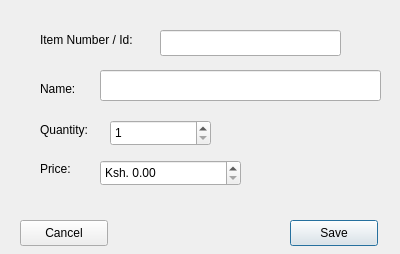
Qt form src/add_new.ui (krivahtoo/stockmanager) before a commit.
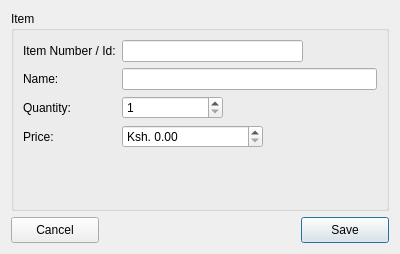
The same form after that commit.

```diff
--- a/src/add_new.ui
+++ b/src/add_new.ui
@@ -21,8 +21,8 @@
   </property>
   <property name="maximumSize">
    <size>
-    <width>400</width>
-    <height>254</height>
+    <width>41055</width>
+    <height>25455</height>
    </size>
   </property>
   <property name="windowTitle">
@@ -31,128 +31,74 @@
   <property name="modal">
    <bool>true</bool>
   </property>
-  <widget class="QLineEdit" name="txtId">
-   <property name="geometry">
-    <rect>
-     <x>160</x>
-     <y>30</y>
-     <width>181</width>
-     <height>26</height>
-    </rect>
-   </property>
-  </widget>
+  <layout class="QVBoxLayout" name="verticalLayout">
+   <item>
+    <widget class="QGroupBox" name="groupBox">
+     <property name="title">
+      <string>Item</string>
+     </property>
+     <layout class="QFormLayout" name="formLayout">
+      <item row="0" column="0">
   <widget class="QLabel" name="lblId">
-   <property name="geometry">
-    <rect>
-     <x>40</x>
-     <y>30</y>
-     <width>121</width>
-     <height>20</height>
-    </rect>
-   </property>
    <property name="text">
     <string>Item Number / Id:</string>
    </property>
   </widget>
+      </item>
+      <item row="0" column="1">
+       <widget class="QLineEdit" name="txtId">
+        <property name="maximumSize">
+         <size>
+          <width>181</width>
+          <height>16777215</height>
+         </size>
+        </property>
+       </widget>
+      </item>
+      <item row="1" column="1">
+       <widget class="QLineEdit" name="txtName"/>
+      </item>
+      <item row="1" column="0">
   <widget class="QLabel" name="lblName">
-   <property name="geometry">
-    <rect>
-     <x>40</x>
-     <y>80</y>
-     <width>58</width>
-     <height>18</height>
-    </rect>
-   </property>
    <property name="text">
     <string>Name:</string>
    </property>
   </widget>
-  <widget class="QLineEdit" name="txtName">
-   <property name="geometry">
-    <rect>
-     <x>100</x>
-     <y>70</y>
-     <width>281</width>
-     <height>31</height>
-    </rect>
-   </property>
-  </widget>
+      </item>
+      <item row="2" column="0">
+       <widget class="QLabel" name="lblQuantity">
+        <property name="text">
+         <string>Quantity:</string>
+        </property>
+       </widget>
+      </item>
+      <item row="2" column="1">
   <widget class="QSpinBox" name="spbQuantity">
-   <property name="geometry">
-    <rect>
-     <x>110</x>
-     <y>120</y>
+        <property name="maximumSize">
+         <size>
      <width>101</width>
-     <height>26</height>
-    </rect>
+          <height>16777215</height>
+         </size>
    </property>
    <property name="minimum">
     <number>1</number>
    </property>
   </widget>
-  <widget class="QLabel" name="lblQuantity">
-   <property name="geometry">
-    <rect>
-     <x>40</x>
-     <y>120</y>
-     <width>61</width>
-     <height>20</height>
-    </rect>
-   </property>
-   <property name="text">
-    <string>Quantity:</string>
-   </property>
-  </widget>
+      </item>
+      <item row="3" column="0">
   <widget class="QLabel" name="lblPrice">
-   <property name="geometry">
-    <rect>
-     <x>40</x>
-     <y>160</y>
-     <width>58</width>
-     <height>18</height>
-    </rect>
-   </property>
    <property name="text">
     <string>Price:</string>
    </property>
   </widget>
-  <widget class="QPushButton" name="btnSave">
-   <property name="geometry">
-    <rect>
-     <x>290</x>
-     <y>220</y>
-     <width>88</width>
-     <height>26</height>
-    </rect>
-   </property>
-   <property name="text">
-    <string>Save</string>
-   </property>
-   <property name="default">
-    <bool>true</bool>
-   </property>
-  </widget>
-  <widget class="QPushButton" name="btnCancel">
-   <property name="geometry">
-    <rect>
-     <x>20</x>
-     <y>220</y>
-     <width>88</width>
-     <height>26</height>
-    </rect>
-   </property>
-   <property name="text">
-    <string>Cancel</string>
-   </property>
-  </widget>
+      </item>
+      <item row="3" column="1">
   <widget class="QSpinBox" name="spbPrice">
-   <property name="geometry">
-    <rect>
-     <x>100</x>
-     <y>160</y>
+        <property name="maximumSize">
+         <size>
      <width>141</width>
-     <height>26</height>
-    </rect>
+          <height>16777215</height>
+         </size>
    </property>
    <property name="suffix">
     <string>.00</string>
@@ -167,6 +113,57 @@
     <number>0</number>
    </property>
   </widget>
+      </item>
+     </layout>
+    </widget>
+   </item>
+   <item>
+    <layout class="QHBoxLayout" name="horizontalLayout">
+     <item>
+      <widget class="QPushButton" name="btnCancel">
+       <property name="minimumSize">
+        <size>
+         <width>88</width>
+         <height>26</height>
+        </size>
+       </property>
+       <property name="text">
+        <string>Cancel</string>
+       </property>
+      </widget>
+     </item>
+     <item>
+      <spacer name="horizontalSpacer">
+       <property name="orientation">
+        <enum>Qt::Horizontal</enum>
+       </property>
+       <property name="sizeHint" stdset="0">
+        <size>
+         <width>40</width>
+         <height>20</height>
+        </size>
+       </property>
+      </spacer>
+     </item>
+     <item>
+      <widget class="QPushButton" name="btnSave">
+       <property name="minimumSize">
+        <size>
+         <width>88</width>
+         <height>26</height>
+        </size>
+       </property>
+       <property name="text">
+        <string>Save</string>
+       </property>
+       <property name="default">
+        <bool>true</bool>
+       </property>
+      </widget>
+     </item>
+    </layout>
+   </item>
+  </layout>
  </widget>
  <resources/>
  <connections>
```
Lines whose indentation alone changed are shown as unchanged.
